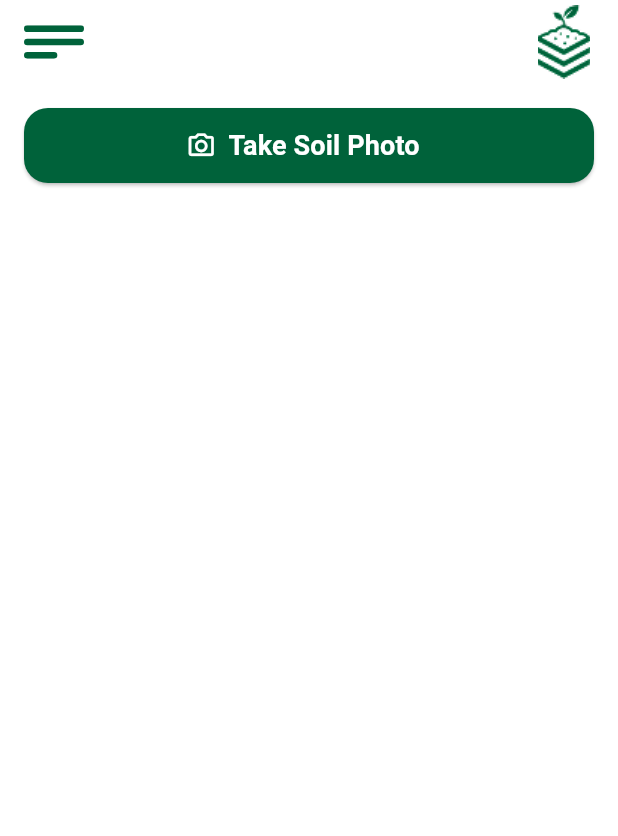
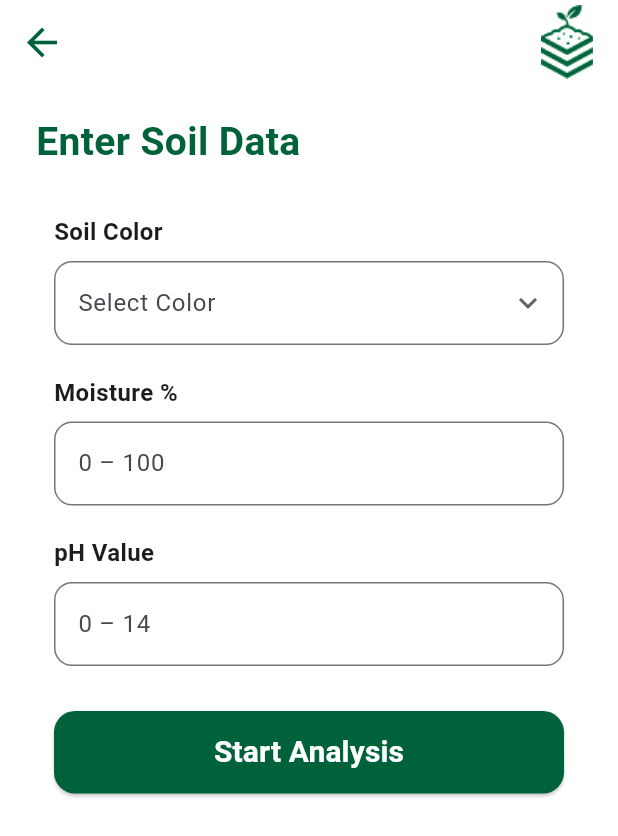
Before and after one commit to Mariem-Mohamed9/soil_analyzer, a Flutter app: the screen it shows after launch, on a phone screen of 412 x 824 dp. Shown: the top 836 px of the screen. Run offline on Flutter 3.47's test engine with Material 3 defaults, Android fonts, the phone set to English and light mode, and no system bars; our stand-ins replace flutter_svg; project files that could hold a hidden picture were left out.

Commit message:
impelement data_manually_screen

```diff
--- a/lib/main.dart
+++ b/lib/main.dart
@@ -1,9 +1,11 @@
 import 'package:flutter/material.dart';
 import 'package:soil_analyzer/screens/about_screen.dart';
 import 'package:soil_analyzer/screens/contact_screen.dart';
+import 'package:soil_analyzer/screens/data_manually_screen.dart';
 import 'package:soil_analyzer/screens/home_screen.dart';
 import 'package:soil_analyzer/screens/onboarding_screen.dart';
 import 'package:soil_analyzer/widgets/app_theme.dart';
+import 'package:soil_analyzer/widgets/latest_analyses_section.dart';
 void main() {
   runApp(SoilAnalyzer());
 }
@@ -20,8 +22,9 @@ class _SoilAnalyzerState extends State<SoilAnalyzer> {
     return MaterialApp(
       theme: AppTheme.lightTheme,
       debugShowCheckedModeBanner: false,
-      initialRoute: HomeScreen.routeName,
+      initialRoute: DataManuallyScreen.routeName,
       routes: {
+        DataManuallyScreen.routeName : (context) => DataManuallyScreen(),
         ContactScreen.routeName : (context) => ContactScreen(),
         OnboardingScreen.routeName: (context) =>OnboardingScreen() ,
         HomeScreen.routeName : (context) => HomeScreen(),
--- /dev/null
+++ b/lib/screens/data_manually_screen.dart
@@ -0,0 +1,93 @@
+import 'package:flutter/material.dart';
+
+import '../widgets/app_theme.dart';
+import '../widgets/soil_data_form.dart';
+
+class DataManuallyScreen extends StatefulWidget {
+  static const String routeName = "/manually";
+
+
+  @override
+  State<DataManuallyScreen> createState() => _DataManuallyScreenState();
+}
+
+class _DataManuallyScreenState extends State<DataManuallyScreen> {
+
+  String selectedColor = "Select Color";
+
+  List<String> soilColors = [
+    "Yellow",
+    "Brown",
+    "Black"
+  ];
+
+  TextEditingController moistureController = TextEditingController();
+  TextEditingController phController = TextEditingController();
+
+
+  @override
+  Widget build(BuildContext context) {
+    return Scaffold(
+
+      appBar: AppBar(
+        leading: IconButton(
+          icon: Icon(Icons.arrow_back,
+              color: AppTheme.primary,
+              size: 30),
+          onPressed: () {
+            Navigator.pushReplacementNamed(context, "/home");
+          },
+        ),
+        backgroundColor: Colors.white,
+        elevation: 0,
+        actions: [
+          Padding(
+            padding: EdgeInsets.only(right: 16),
+            child: Image.asset(
+              "assets/images/logo_2.png",
+              height: 50,
+            ),
+          ),
+        ],
+      ),
+
+      body: SingleChildScrollView(
+        child: Column(
+          children: [
+            Padding(
+              padding: EdgeInsets.symmetric(horizontal: 24),
+              child: Column(
+                crossAxisAlignment: CrossAxisAlignment.start,
+                children: [
+
+                  SizedBox(height: 20),
+
+                  Text(
+                    "Enter Soil Data",
+                    style: TextStyle(
+                      fontSize: 26,
+                      fontWeight: FontWeight.bold,
+                      color: AppTheme.primary,
+                    ),
+                  ),
+
+                  SizedBox(height: 30),
+
+                  SoilDataForm(
+                    onSubmit: (color, moisture, ph) {
+                      print(color);
+                      print(moisture);
+                      print(ph);
+
+                    },
+                  )
+
+                ],
+              ),
+            ),
+          ],
+        ),
+      ),
+    );
+  }
+}
--- /dev/null
+++ b/lib/widgets/soil_data_form.dart
@@ -0,0 +1,162 @@
+import 'package:flutter/material.dart';
+import '../widgets/app_theme.dart';
+
+class SoilDataForm extends StatefulWidget {
+  final Function(String color, String moisture, String ph) onSubmit;
+
+  const SoilDataForm({super.key, required this.onSubmit});
+
+  @override
+  State<SoilDataForm> createState() => _SoilDataFormState();
+}
+
+class _SoilDataFormState extends State<SoilDataForm> {
+  final _formKey = GlobalKey<FormState>();
+
+  String selectedColor = "Select Color";
+
+  List<String> soilColors = [
+    "Yellow",
+    "Brown",
+    "Black"
+  ];
+
+  TextEditingController moistureController = TextEditingController();
+  TextEditingController phController = TextEditingController();
+
+  @override
+  Widget build(BuildContext context) {
+    return Form(
+      key: _formKey,
+      child: Center(
+        child: SizedBox(
+          width: 340,
+          child: Column(
+            crossAxisAlignment: CrossAxisAlignment.start,
+            children: [
+
+              /// Soil Color
+              Text("Soil Color",
+                  style: TextStyle(fontSize: 16, fontWeight: FontWeight.bold)),
+
+              SizedBox(height: 8),
+
+              DropdownButtonFormField<String>(
+                value: selectedColor == "Select Color" ? null : selectedColor,
+                isExpanded: true,
+                icon: Icon(Icons.keyboard_arrow_down),
+                items: soilColors.map((color) {
+                  return DropdownMenuItem(
+                    value: color,
+                    child: Text(color),
+                  );
+                }).toList(),
+                onChanged: (value) {
+                  setState(() {
+                    selectedColor = value!;
+                  });
+                },
+                decoration: InputDecoration(
+                  labelText:
+                  selectedColor == "Select Color" ? "Select Color" : null,
+                  border: OutlineInputBorder(
+                    borderRadius: BorderRadius.circular(12),
+                  ),
+                  focusedBorder: OutlineInputBorder(
+                    borderRadius: BorderRadius.circular(12),
+                    borderSide: BorderSide(color: Colors.black),
+                  ),
+                ),
+              ),
+
+              SizedBox(height: 20),
+
+              /// Moisture
+              Text("Moisture %",
+                  style: TextStyle(fontSize: 16, fontWeight: FontWeight.bold)),
+
+              SizedBox(height: 8),
+
+              TextFormField(
+                controller: moistureController,
+                keyboardType: TextInputType.number,
+                decoration: InputDecoration(
+                  hintText: "0 – 100",
+                  border: OutlineInputBorder(
+                    borderRadius: BorderRadius.circular(12),
+                  ),
+                ),
+                validator: (value) {
+                  if (value == null || value.isEmpty) {
+                    return "Required";
+                  }
+                  final num? m = num.tryParse(value);
+                  if (m == null) return "Enter a valid number";
+                  if (m < 0 || m > 100) return "Range: 0–100";
+                  return null;
+                },
+              ),
+
+              SizedBox(height: 20),
+
+              /// pH
+              Text("pH Value",
+                  style: TextStyle(fontSize: 16, fontWeight: FontWeight.bold)),
+
+              SizedBox(height: 8),
+
+              TextFormField(
+                controller: phController,
+                keyboardType: TextInputType.number,
+                decoration: InputDecoration(
+                  hintText: "0 – 14",
+                  border: OutlineInputBorder(
+                    borderRadius: BorderRadius.circular(12),
+                  ),
+                ),
+                validator: (value) {
+                  if (value == null || value.isEmpty) {
+                    return "Required";
+                  }
+                  final num? p = num.tryParse(value);
+                  if (p == null) return "Enter a valid number";
+                  if (p < 0 || p > 14) return "Range: 0–14";
+                  return null;
+                },
+              ),
+
+              SizedBox(height: 30),
+
+              /// Submit Button (يرجع البيانات للصفحة الأساسية)
+              SizedBox(
+                width: double.infinity,
+                height: 55,
+                child: ElevatedButton(
+                  style: ElevatedButton.styleFrom(
+                    backgroundColor: AppTheme.primary,
+                    shape: RoundedRectangleBorder(
+                        borderRadius: BorderRadius.circular(14)),
+                  ),
+                  onPressed: () {
+                    if (_formKey.currentState!.validate()) {
+                      widget.onSubmit(
+                        selectedColor,
+                        moistureController.text,
+                        phController.text,
+                      );
+                    }
+                  },
+                  child: Text("Start Analysis",
+                      style: TextStyle(
+                          fontSize: 20,
+                          fontWeight: FontWeight.bold,
+                          color: Colors.white)),
+                ),
+              ),
+            ],
+          ),
+        ),
+      ),
+    );
+  }
+}
--- a/pubspec.yaml
+++ b/pubspec.yaml
@@ -28,12 +28,15 @@ environment:
 # the latest version available on pub.dev. To see which dependencies have newer
 # versions available, run `flutter pub outdated`.
 dependencies:
+  image_picker: ^1.2.1
   flutter:
     sdk: flutter
+
 
   # The following adds the Cupertino Icons font to your application.
   # Use with the CupertinoIcons class for iOS style icons.
   cupertino_icons: ^1.0.8
+  flutter_svg: ^2.2.3
 
 dev_dependencies:
   flutter_test:
```
Also changed, not shown: assets/icons/logo_2.svg (deleted), assets/images/splashlogo.png, assets/images/waiting.png (added), pubspec.lock, 5 other files.
